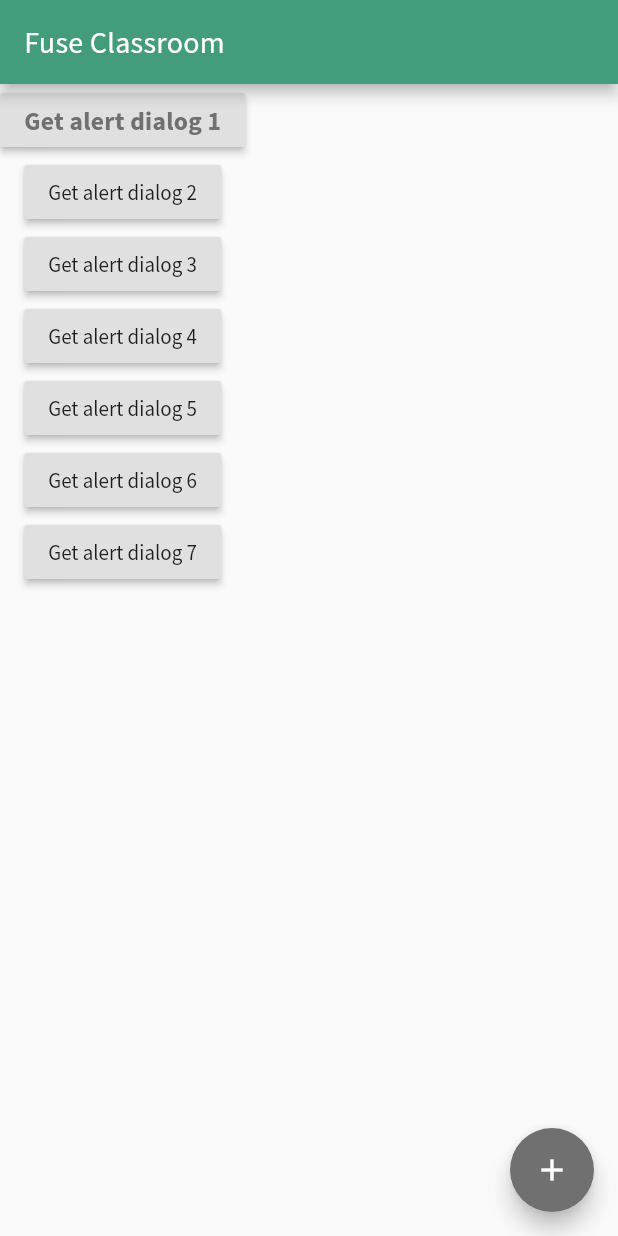
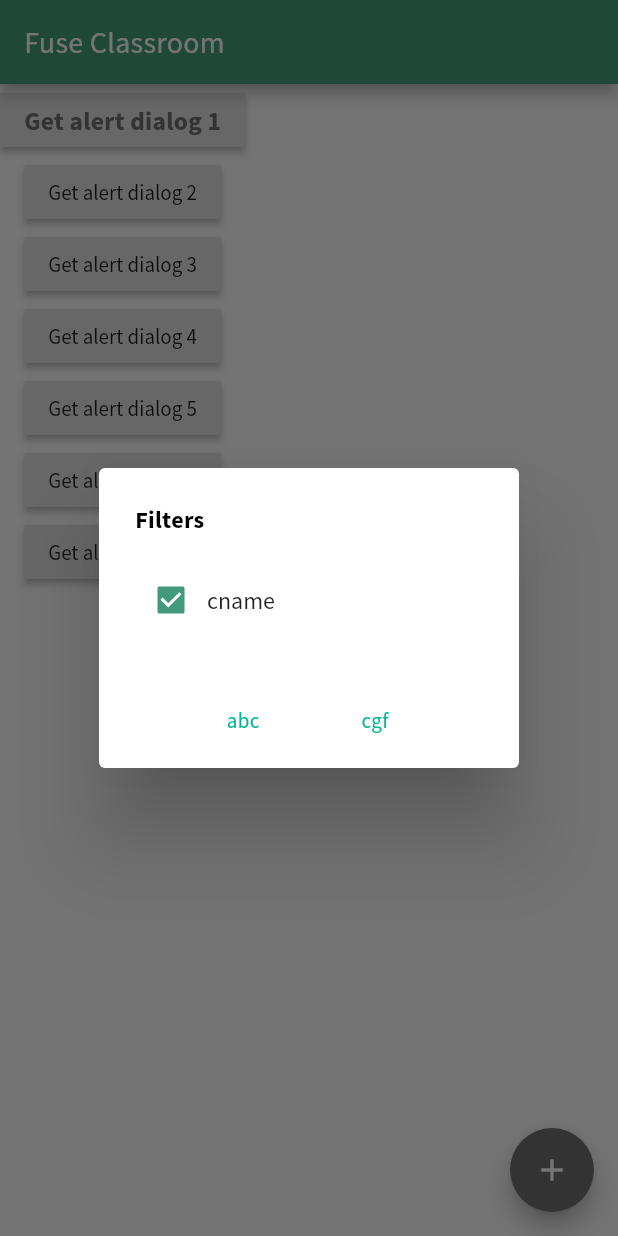
Before and after one commit to alisha-budhathoki/reusable_widgets, a Flutter app: the screen it shows after launch, after a tap on "Get alert dialog 4", on a phone screen of 412 x 824 dp. Run offline on Flutter 3.47's test engine with Material 2 defaults, Android fonts, the phone set to English and light mode, and no system bars; our stand-ins replace device_preview.

```diff
--- a/lib/modules/pages/home_page.dart
+++ b/lib/modules/pages/home_page.dart
@@ -75,7 +75,39 @@ class MyHomePage extends StatelessWidget {
             child: Text('Get alert dialog 3'),
           ),
           RaisedButton(
-            onPressed: () {},
+            onPressed: () {
+              GlobalDialog(
+                title: "Filters",
+                content: Row(
+                children: <Widget>[
+                  StatefulBuilder(builder: (context, _setState) {
+                    return Checkbox(
+                      activeColor: Palette.primaryGreen,
+                      value: true,
+                      onChanged: (bool value) {
+                        print('ssdnj');
+                          // onSelectCourse(course['courseId']);
+                      },
+                    );
+                  }),
+                  Expanded(
+                      child: InkWell(
+                        onTap: () {
+                          // onSelectCourse(course['courseId']);
+                          // print('$course is added');
+                        },
+                        child: Text(
+                          'cname',
+                          style: TextStyle(
+                            fontSize: 16,
+                            fontWeight: FontWeight.w400,
+                          ),
+                        ),
+                      ))
+                ],
+              ),
+              baseWidgetDialog: BaseWidgetDialog(firstContent: "abc", secondContent: "cgf",),).openDialog(context);
+            },
             child: Text('Get alert dialog 4'),
           ),
           RaisedButton(
```
